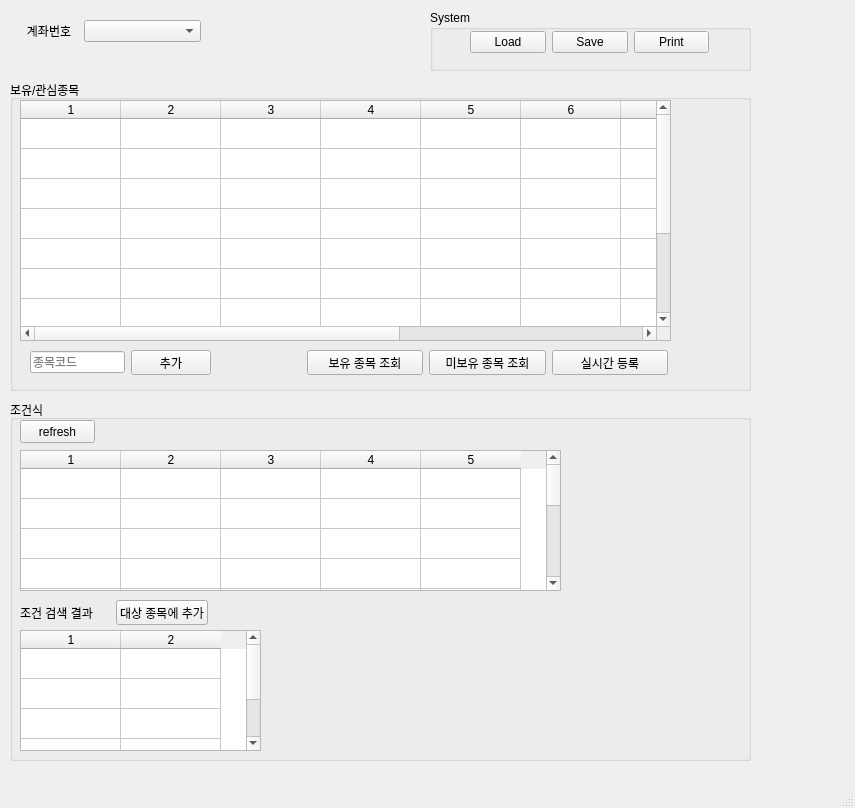
Above: sns_trade_bot/ui/MainWindow.ui from mechurak/SnsTradeBot before the change. Below: the same form after it.
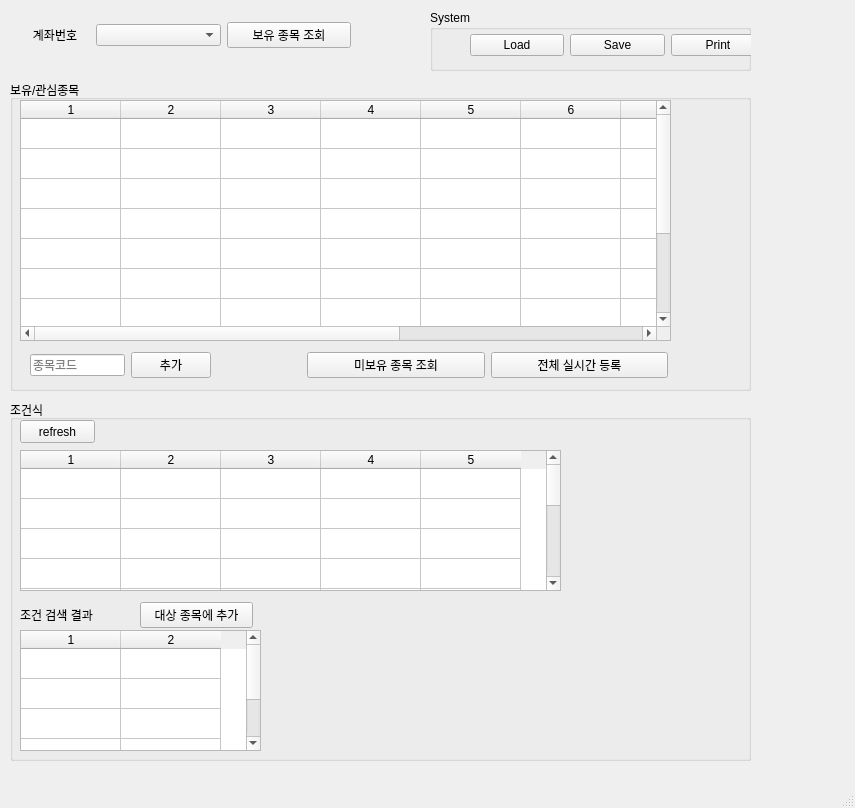
That is the form after the change.

Commit message: Update RequestName.BALANCE

```diff
--- a/sns_trade_bot/ui/MainWindow.ui
+++ b/sns_trade_bot/ui/MainWindow.ui
@@ -105,8 +105,8 @@
       <rect>
        <x>10</x>
        <y>200</y>
-       <width>188</width>
-       <height>25</height>
+       <width>233</width>
+       <height>30</height>
       </rect>
      </property>
      <layout class="QHBoxLayout" name="horizontalLayout">
@@ -178,13 +178,13 @@
      <column/>
      <column/>
     </widget>
-    <widget class="QWidget" name="">
+    <widget class="QWidget" name="layoutWidget">
      <property name="geometry">
       <rect>
        <x>20</x>
        <y>270</y>
        <width>181</width>
-       <height>25</height>
+       <height>30</height>
       </rect>
      </property>
      <layout class="QHBoxLayout" name="horizontalLayout_4" stretch="2,1">
@@ -207,23 +207,16 @@
       </item>
      </layout>
     </widget>
-    <widget class="QWidget" name="">
+    <widget class="QWidget" name="layoutWidget">
      <property name="geometry">
       <rect>
        <x>297</x>
        <y>270</y>
        <width>361</width>
-       <height>25</height>
+       <height>30</height>
       </rect>
      </property>
      <layout class="QHBoxLayout" name="horizontalLayout_5">
-      <item>
-       <widget class="QPushButton" name="btn_balance">
-        <property name="text">
-         <string>보유 종목 조회</string>
-        </property>
-       </widget>
-      </item>
       <item>
        <widget class="QPushButton" name="btn_interest_balance">
         <property name="text">
@@ -234,7 +227,7 @@
       <item>
        <widget class="QPushButton" name="btn_real">
         <property name="text">
-         <string>실시간 등록</string>
+         <string>전체 실시간 등록</string>
         </property>
        </widget>
       </item>
@@ -253,13 +246,13 @@
     <property name="title">
      <string>System</string>
     </property>
-    <widget class="QWidget" name="">
+    <widget class="QWidget" name="layoutWidget">
      <property name="geometry">
       <rect>
        <x>40</x>
        <y>20</y>
-       <width>239</width>
-       <height>25</height>
+       <width>295</width>
+       <height>30</height>
       </rect>
      </property>
      <layout class="QHBoxLayout" name="horizontalLayout_3">
@@ -287,18 +280,30 @@
      </layout>
     </widget>
    </widget>
-   <widget class="QWidget" name="">
+   <widget class="QWidget" name="layoutWidget">
     <property name="geometry">
      <rect>
       <x>20</x>
       <y>20</y>
-      <width>181</width>
-      <height>22</height>
+      <width>331</width>
+      <height>30</height>
      </rect>
     </property>
-    <layout class="QHBoxLayout" name="horizontalLayout_2" stretch="1,2">
+    <layout class="QHBoxLayout" name="horizontalLayout_2" stretch="1,0,0">
      <item>
       <widget class="QLabel" name="label_2">
+       <property name="sizePolicy">
+        <sizepolicy hsizetype="Preferred" vsizetype="Preferred">
+         <horstretch>0</horstretch>
+         <verstretch>0</verstretch>
+        </sizepolicy>
+       </property>
+       <property name="maximumSize">
+        <size>
+         <width>70</width>
+         <height>16777215</height>
+        </size>
+       </property>
        <property name="text">
         <string>계좌번호</string>
        </property>
@@ -314,6 +319,13 @@
        </property>
       </widget>
      </item>
+     <item>
+      <widget class="QPushButton" name="btn_balance">
+       <property name="text">
+        <string>보유 종목 조회</string>
+       </property>
+      </widget>
+     </item>
     </layout>
    </widget>
   </widget>
```
Left out of the diff: 2 changed lines with no effect on the pictures. The commit also changes 2 other files.
